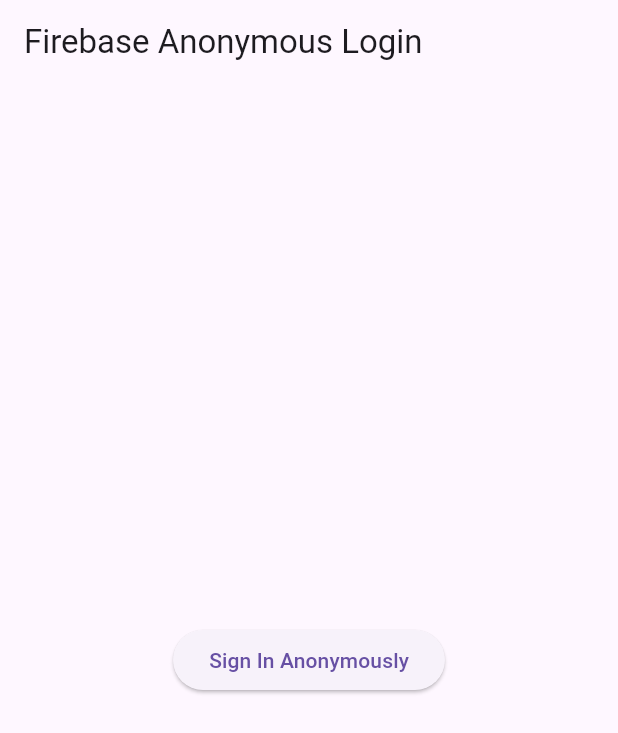
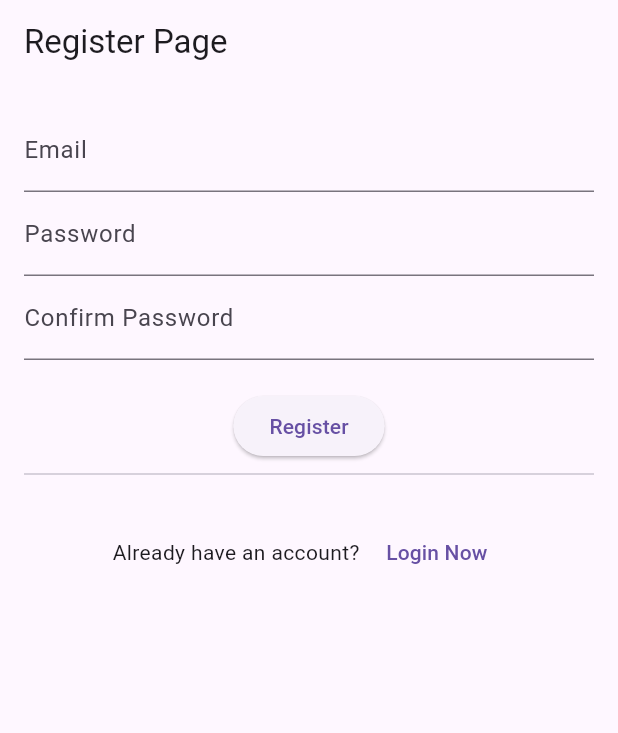
Before and after one commit to umeshmadushan/social_media_app, a Flutter app: the screen it shows after launch, on a phone screen of 412 x 824 dp. Shown: the top 733 px of the screen. Run offline on Flutter 3.47's test engine with Material 3 defaults, Android fonts, the phone set to English and light mode, and no system bars; our stand-ins replace firebase_auth, firebase_core, google_sign_in; accounts and stored records are empty.

Commit message:
auth all method

```diff
--- /dev/null
+++ b/lib/exception/auth_exceptions.dart
@@ -0,0 +1,43 @@
+String mapFirebaseAuthExceptionCode(String errorCode) {
+  switch (errorCode) {
+    // signInWithEmailAndPassword
+    case 'wrong-password':
+      return 'The password is invalid or the account does not have a password set.';
+    case 'invalid-email':
+      return 'The email address is not valid.';
+    case 'user-disabled':
+      return 'The user corresponding to the given email has been disabled.';
+    case 'user-not-found':
+      return 'No user corresponding to the given email was found.';
+
+    // createUserWithEmailAndPassword
+    case 'email-already-in-use':
+      return 'An account already exists with the given email address.';
+    case 'operation-not-allowed':
+      return 'Email/password accounts are not enabled. Enable them in the Firebase Console.';
+    case 'weak-password':
+      return 'The password provided is not strong enough.';
+
+    // signInWithCredential
+    case 'account-exists-with-different-credential':
+      return 'An account already exists with the email address provided. Sign in using one of the returned providers.';
+    case 'invalid-credential':
+      return 'The credential is malformed or has expired.';
+
+    case 'invalid-verification-code':
+      return 'The verification code is not valid.';
+    case 'invalid-verification-id':
+      return 'The verification ID is not valid.';
+
+    // reauthenticateWithCredential
+    case 'user-mismatch':
+      return 'The credential given does not correspond to the user.';
+
+    // signInWithEmailLink
+    case 'expired-action-code':
+      return 'The OTP in the email link has expired.';
+
+    default:
+      return 'An unknown error occurred.';
+  }
+}
--- a/lib/pages/auth/home_page.dart
+++ b/lib/pages/auth/home_page.dart
@@ -1,5 +1,5 @@
 import 'package:flutter/material.dart';
-import 'package:social_app/pages/auth/anonymous.dart';
+import 'package:social_app/pages/auth/wrapper.dart';
 
 class HomePage extends StatelessWidget {
   const HomePage({super.key});
@@ -7,7 +7,7 @@ class HomePage extends StatelessWidget {
   @override
   Widget build(BuildContext context) {
     return const Scaffold(
-      body: AnonymousPage(),
+      body: Wrapper(),
     );
   }
 }
--- /dev/null
+++ b/lib/pages/auth/register.dart
@@ -0,0 +1,176 @@
+import 'package:flutter/foundation.dart';
+import 'package:flutter/material.dart';
+import 'package:flutter/widgets.dart';
+import 'package:social_app/pages/auth/login.dart';
+import 'package:social_app/pages/main_page.dart';
+import 'package:social_app/services/auth_service.dart';
+
+class RegisterPage extends StatefulWidget {
+  const RegisterPage({super.key});
+
+  @override
+  State<RegisterPage> createState() => _RegisterPageState();
+}
+
+class _RegisterPageState extends State<RegisterPage> {
+  final TextEditingController _emailController = TextEditingController();
+  final TextEditingController _passwordController = TextEditingController();
+  final TextEditingController _confirmPasswordController =
+      TextEditingController();
+
+  final _formKey = GlobalKey<FormState>();
+
+  bool _isLoading = false;
+
+  // register page
+  Future<void> _registerUser() async {
+    if (!_formKey.currentState!.validate()) {
+      return;
+    }
+    setState(() {
+      _isLoading = true;
+    });
+
+    try {
+      final email = _emailController.text.trim();
+      final password = _passwordController.text.trim();
+      final confirmassword = _confirmPasswordController.text.trim();
+
+      if (password != confirmassword) {
+        showDialog(
+          context: context,
+          builder: (context) => AlertDialog(
+            title: const Text("Error"),
+            content: Text("password do not match"),
+            actions: [
+              TextButton(
+                onPressed: () =>
+                    Navigator.of(context).pop(), // Add parentheses to pop
+                child: const Text("Ok"),
+              ),
+            ],
+          ),
+        );
+        return;
+      }
+
+      await AuthService().registerNewUser(email: email, password: password);
+      Navigator.pushReplacement(
+        context,
+        MaterialPageRoute(
+          builder: (context) => MainPage(),
+        ),
+      );
+    } catch (e) {
+      showDialog(
+        context: context,
+        builder: (context) => AlertDialog(
+          title: const Text("Error"),
+          content: Text("Error registering user : $e"),
+          actions: [
+            TextButton(
+              onPressed: () =>
+                  Navigator.of(context).pop(), // Add parentheses to pop
+              child: const Text("Ok"),
+            ),
+          ],
+        ),
+      );
+    } finally {
+      setState(() {
+        _isLoading = false;
+      });
+    }
+  }
+
+  @override
+  Widget build(BuildContext context) {
+    return Scaffold(
+      appBar: AppBar(
+        title: const Text("Register Page"),
+      ),
+      body: Padding(
+        padding: const EdgeInsets.all(16.0),
+        child: Form(
+          key: _formKey,
+          child: Column(
+            children: [
+              TextFormField(
+                controller: _emailController,
+                keyboardType: TextInputType.emailAddress,
+                decoration: InputDecoration(
+                  labelText: "Email",
+                ),
+                validator: (value) {
+                  if (value == null || value.isEmpty) {
+                    return "Please enter an email";
+                  } else if (!RegExp(r'^[^@]+@[^@]+\.[^@]+').hasMatch(value)) {
+                    return "Please enter valid email";
+                  }
+                  return null;
+                },
+              ),
+              TextFormField(
+                controller: _passwordController,
+                obscureText: true,
+                decoration: const InputDecoration(labelText: 'Password'),
+                validator: (value) {
+                  if (value == null || value.isEmpty) {
+                    return 'Please enter a password';
+                  } else if (value.length < 6) {
+                    return 'Password must be at least 6 characters long';
+                  }
+                  return null;
+                },
+              ),
+              TextFormField(
+                controller: _confirmPasswordController,
+                obscureText: true,
+                decoration:
+                    const InputDecoration(labelText: 'Confirm Password'),
+                validator: (value) {
+                  if (value == null || value.isEmpty) {
+                    return 'Please enter a confirm password';
+                  } else if (value !=
+                      _confirmPasswordController.text) {
+                    return 'Password do not match';
+                  }
+                  return null;
+                },
+              ),
+              const SizedBox(
+                height: 20,
+              ),
+              ElevatedButton(
+                onPressed: _registerUser,
+                child: _isLoading ? const CircularProgressIndicator() : const Text("Register"),
+              ),
+              Divider(),
+              SizedBox(
+                height: 20,
+              ),
+              Row(
+                mainAxisAlignment: MainAxisAlignment.center,
+                children: [
+                  Text("Already have an account? "),
+                  SizedBox(
+                    width: 2,
+                  ),
+                  TextButton(
+                    onPressed: () {
+                      Navigator.pushReplacement(
+                        context,
+                        MaterialPageRoute(builder: (context) => LoginPage()),
+                      );
+                    },
+                    child: Text("Login Now"),
+                  ),
+                ],
+              ),
+            ],
+          ),
+        ),
+      ),
+    );
+  }
+}
--- /dev/null
+++ b/lib/pages/auth/wrapper.dart
@@ -0,0 +1,26 @@
+import 'package:firebase_auth/firebase_auth.dart';
+import 'package:flutter/material.dart';
+import 'package:social_app/pages/auth/register.dart';
+import 'package:social_app/pages/main_page.dart';
+
+class Wrapper extends StatelessWidget {
+  const Wrapper({super.key});
+
+  @override
+  Widget build(BuildContext context) {
+    return StreamBuilder(
+      stream: FirebaseAuth.instance.authStateChanges(),
+      builder: (context, snapshot) {
+        if (snapshot.connectionState == ConnectionState.waiting) {
+          return const Center(
+            child: CircularProgressIndicator(),
+          );
+        } else if (snapshot.hasData) {
+          return MainPage();
+        } else {
+          return RegisterPage();
+        }
+      },
+    );
+  }
+}
--- a/pubspec.yaml
+++ b/pubspec.yaml
@@ -37,6 +37,7 @@ dependencies:
   cupertino_icons: ^1.0.8
   firebase_core: ^3.5.0
   firebase_auth: ^5.3.0
+  google_sign_in: ^6.2.1
 
 dev_dependencies:
   flutter_test:
```
Also changed, not shown: lib/pages/auth/forgot_password_page.dart (added, +106 -0 lines), lib/pages/auth/login.dart (added, +189 -0 lines), lib/pages/main_page.dart (+36 -5 lines), lib/services/auth_service.dart (+96 -5 lines), pubspec.lock, 4 other files.
